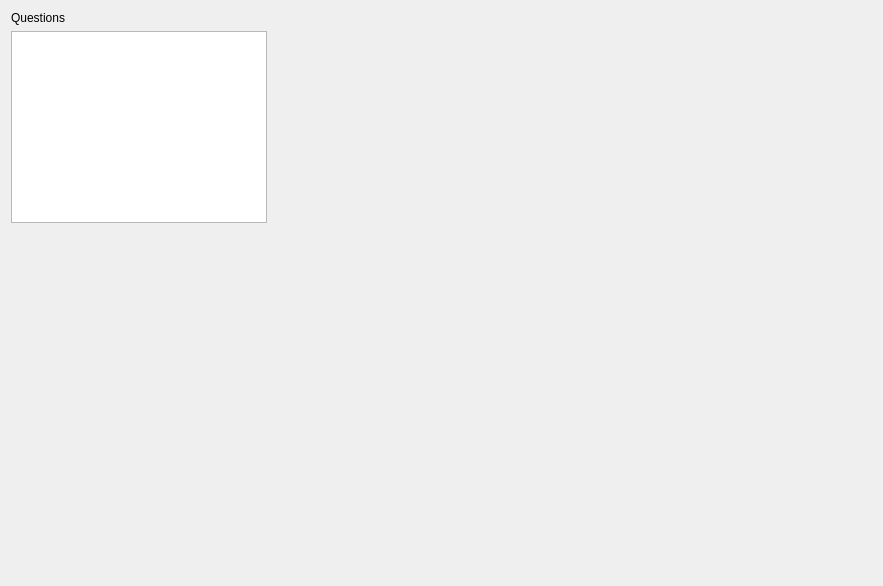
First picture: the form in RootZone/MainScreen.ui, repository Callen44/DtWordTrainer, before the edit.
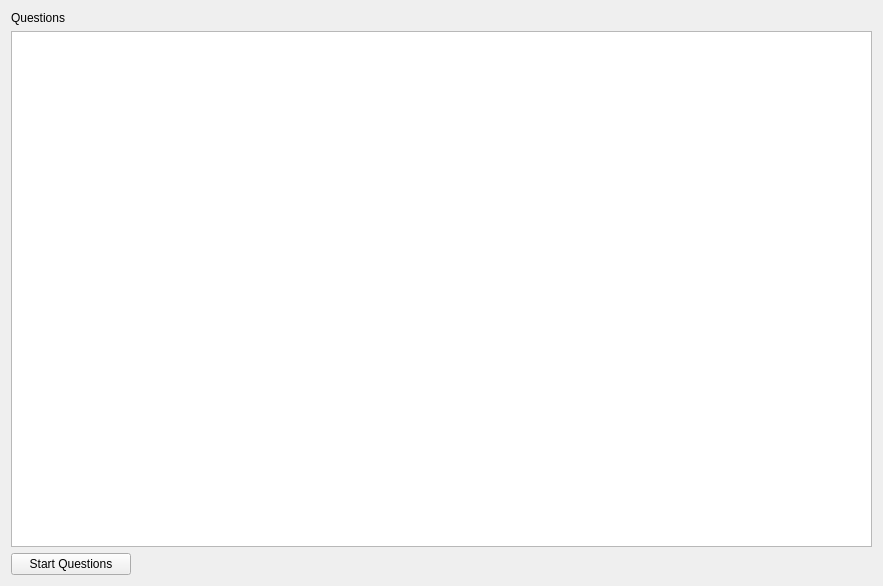
Second picture: the form after the edit.

The edit to the form file:
```diff
--- a/RootZone/MainScreen.ui
+++ b/RootZone/MainScreen.ui
@@ -13,7 +13,8 @@
   <property name="windowTitle">
    <string>DtWordTrainer</string>
   </property>
-  <widget class="QWidget" name="centralWidget">
+  <layout class="QGridLayout" name="gridLayout">
+   <item row="0" column="0">
    <layout class="QGridLayout" name="gridLayout_2">
     <item row="1" column="0">
      <widget class="QListWidget" name="wordList"/>
@@ -26,7 +27,24 @@
      </widget>
     </item>
    </layout>
-  </widget>
+   </item>
+   <item row="1" column="0">
+    <layout class="QHBoxLayout" name="horizontalLayout"/>
+   </item>
+   <item row="2" column="0">
+    <widget class="QPushButton" name="startButton">
+     <property name="maximumSize">
+      <size>
+       <width>120</width>
+       <height>16777215</height>
+      </size>
+     </property>
+     <property name="text">
+      <string>Start Questions</string>
+     </property>
+    </widget>
+   </item>
+  </layout>
  </widget>
  <layoutdefault spacing="6" margin="11"/>
  <resources/>
```
Lines whose indentation alone changed are shown as unchanged.
